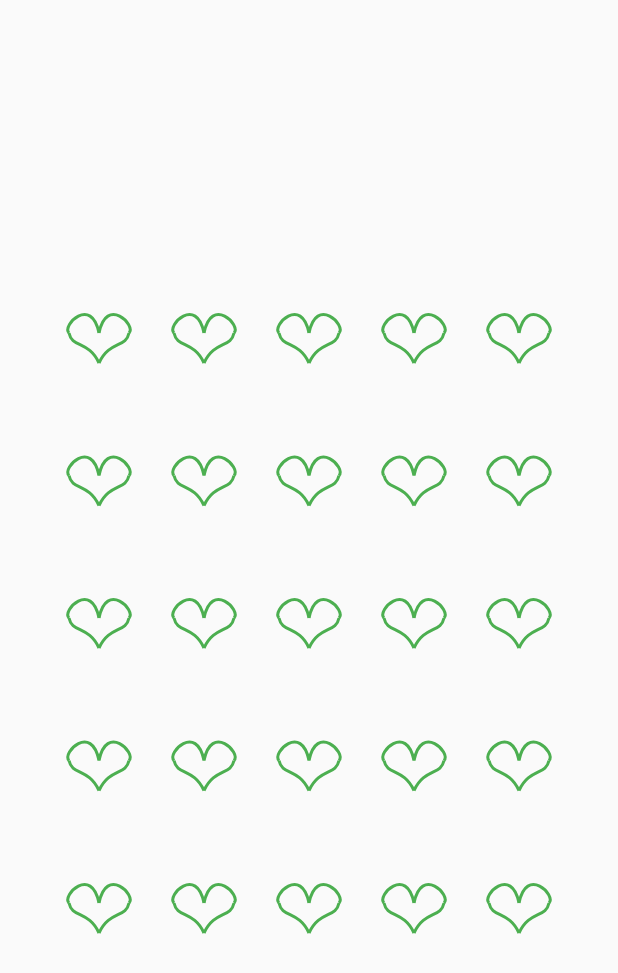
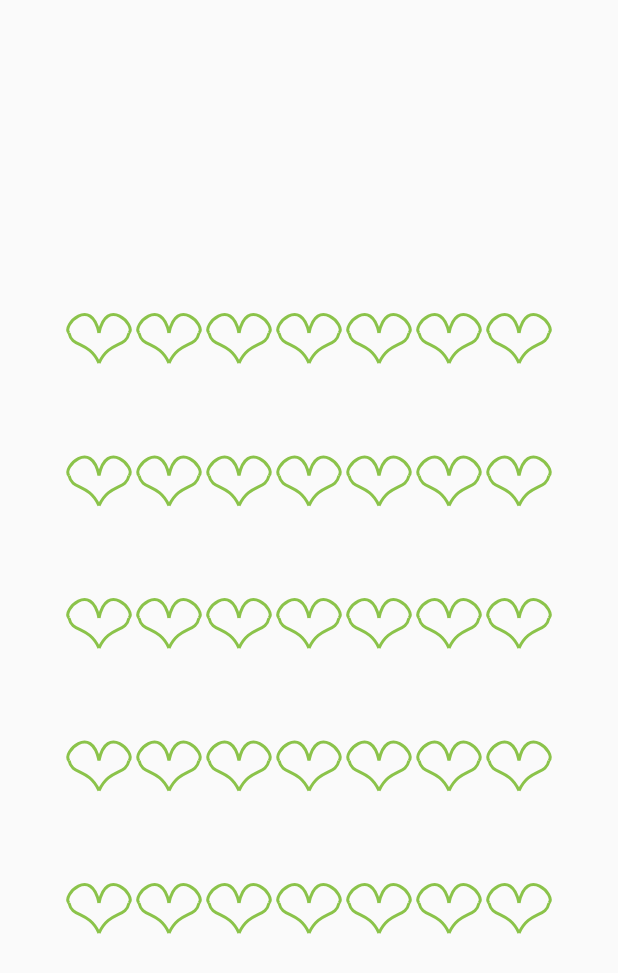
Before and after one commit to weniner/wn_lock, a Flutter app: the screen it shows after launch, on a phone screen of 412 x 824 dp. Shown: the top 973 px of the screen. Run offline on Flutter 3.47's test engine with Material 2 defaults, Android fonts, the phone set to English and light mode, and no system bars.

Commit message:
Feat：example增加全部attr示例

```diff
--- a/example/lib/main.dart
+++ b/example/lib/main.dart
@@ -50,13 +50,15 @@ class _MyHomePageState extends State<MyHomePage> {
     return Scaffold(
       body: Center(
         child: WNLockWidget(
-          lineColor: Colors.amber,
+          lineColor: Colors.redAccent,
           lineWidth: 2,
-          attr: HeartAttr( color: Colors.green, width: 2),
+          attr: HeartAttr(color: Colors.lightGreen, width: 2),
+          // attr: CircleAttr(radius: 20, color: Colors.green, width: 2),
+          // attr: SquareAttr(length: 20, color: Colors.greenAccent, width: 2),
           controller: _lockController,
           width: 300,
           height: 400,
-          row: 5,
+          row: 7,
           column: 5,
         ),
       ),
```
